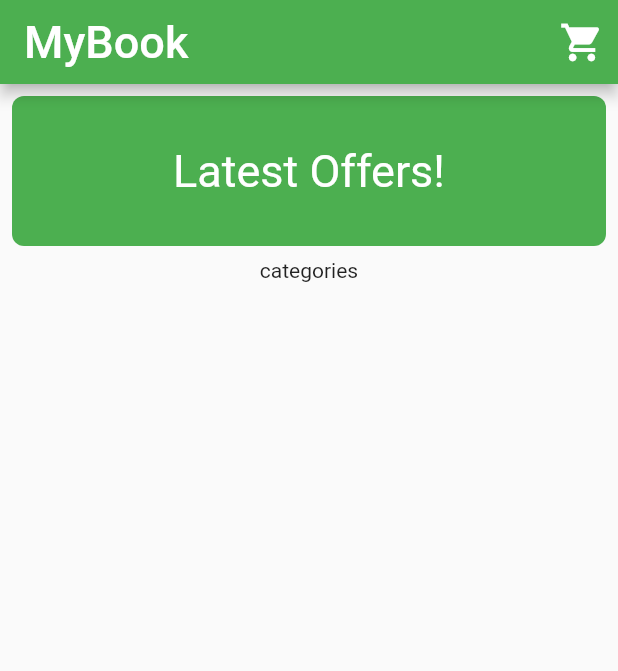
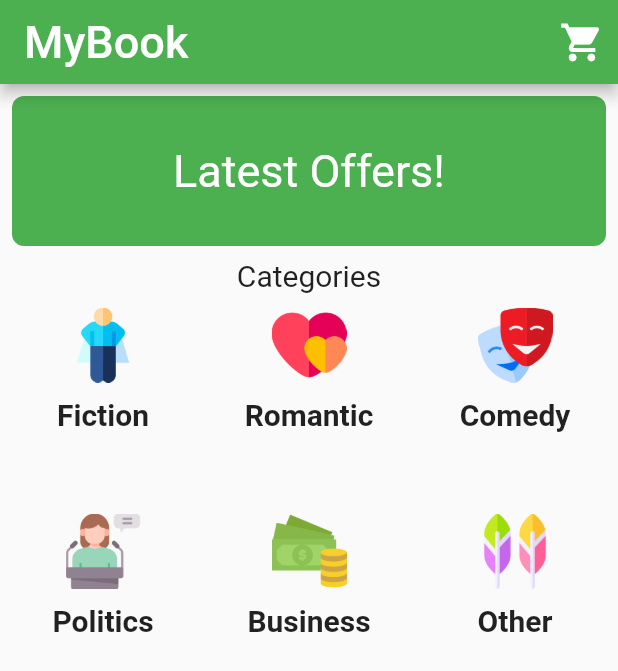
Before and after one commit to DataSciGeek/mybook, a Flutter app: the screen it shows after launch, on a phone screen of 412 x 824 dp. Shown: the top 671 px of the screen. Run offline on Flutter 3.47's test engine with Material 2 defaults, Android fonts, the phone set to English and light mode, and no system bars.

Commit message:
added category section ui

```diff
--- /dev/null
+++ b/lib/widgets/category.dart
@@ -0,0 +1,40 @@
+
+import 'package:flutter/material.dart';
+import './category_card.dart';
+
+class Catgories extends StatelessWidget {
+  @override
+  Widget build(BuildContext context) {
+    return GridView.count(
+      physics: ScrollPhysics(),
+      shrinkWrap: true,
+      crossAxisCount: 3,
+      children: <Widget>[
+        CatCard(
+         image: 'assets/icons/fiction.png',
+          title: 'Fiction',
+        ),
+        CatCard(
+          image: 'assets/icons/Romantic.png',
+          title: 'Romantic',
+        ),
+        CatCard(
+          image: 'assets/icons/comedy.png',
+          title: 'Comedy',
+        ),
+        CatCard(
+          image: 'assets/icons/politics.png',
+          title: 'Politics',
+        ),
+        CatCard(
+          image: 'assets/icons/money.png',
+          title: 'Business',
+        ),
+        CatCard(
+          image: 'assets/icons/Other.png',
+          title: 'Other',
+        )
+      ],
+    );
+  }
+}
--- /dev/null
+++ b/lib/widgets/category_card.dart
@@ -0,0 +1,20 @@
+import 'package:flutter/material.dart';
+
+class CatCard extends StatelessWidget {
+  final String image;
+  final String title;
+
+  CatCard({this.image, this.title});
+
+  @override
+  Widget build(BuildContext context) {
+    return Column(
+      children: <Widget>[
+        Image.asset(image, height: 50,),
+        SizedBox(height: 10),
+        Text(title, style: TextStyle(fontSize: 20, fontWeight: FontWeight.bold
+        ),)
+      ],
+    );
+  }
+}
--- a/lib/widgets/home_body.dart
+++ b/lib/widgets/home_body.dart
@@ -1,5 +1,6 @@
 import 'package:flutter/material.dart';
 import './ad_card.dart';
+import './category.dart';
 
 class HomeBody extends StatelessWidget {
   @override
@@ -7,7 +8,9 @@ class HomeBody extends StatelessWidget {
     return ListView(
       children: <Widget>[
         AdCard(),
-      Center(child: Text('categories'),),
+      Center(child: Text('Categories', style: TextStyle(fontSize: 20),),),
+      SizedBox(height: 10),
+      Catgories()
       ],
     );
   }
--- a/pubspec.yaml
+++ b/pubspec.yaml
@@ -41,8 +41,8 @@ flutter:
   uses-material-design: true
 
   # To add assets to your application, add an assets section, like this:
-  # assets:
-  #   - images/a_dot_burr.jpeg
+  assets:
+    - assets/icons/
   #   - images/a_dot_ham.jpeg
 
   # An image asset can refer to one or more resolution-specific "variants", see
```
Also changed, not shown: assets/icons/Other.png (added), assets/icons/Romantic.png (added), assets/icons/comedy.png (added), assets/icons/fiction.png (added), assets/icons/money.png (added), assets/icons/politics.png (added).
